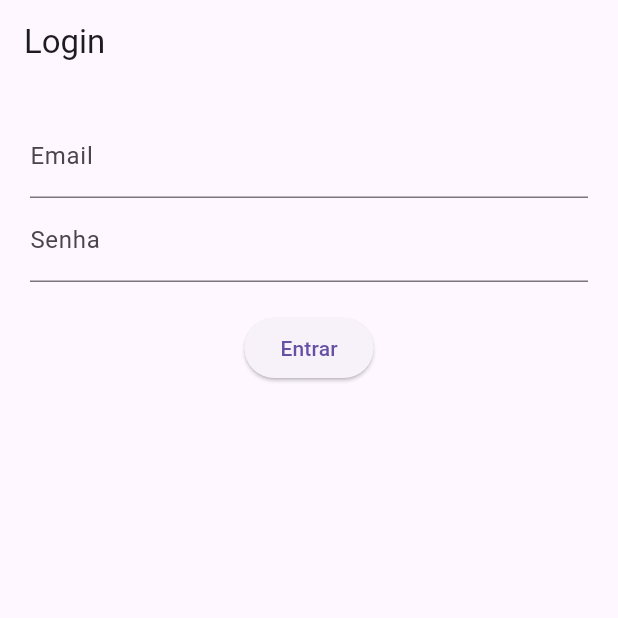
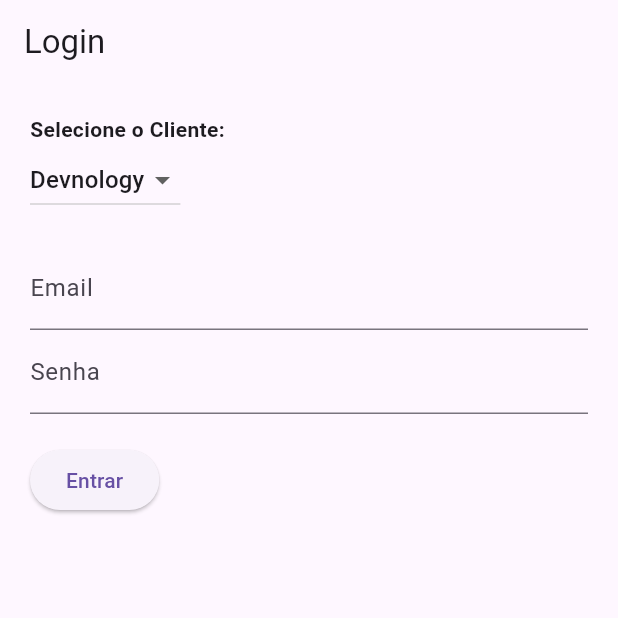
Before and after one commit to EduardGuilherme/Whitelabel, a Flutter app: the screen it shows after launch, on a phone screen of 412 x 824 dp, the top half of it. Run offline on Flutter 3.47's test engine with Material 3 defaults, Android fonts, the phone set to English and light mode, and no system bars; our stand-ins replace dio, flutter_secure_storage.

Commit message:
feat(front): adicionando logica de cliente e estilos

```diff
--- a/app/lib/core/http/http_client.dart
+++ b/app/lib/core/http/http_client.dart
@@ -2,9 +2,9 @@ import 'package:dio/dio.dart';
 import 'package:flutter_secure_storage/flutter_secure_storage.dart';
 
 class HttpClient {
-  static final Dio dio = Dio(
+  static Dio dio = Dio(
     BaseOptions(
-      baseUrl: "http://localhost:3333",
+      baseUrl: "http://devnology.local:3333", // padrão
       connectTimeout: Duration(seconds: 10),
       receiveTimeout: Duration(seconds: 10),
     ),
@@ -14,10 +14,14 @@ class HttpClient {
 
   static Future<void> setupHeaders() async {
     final token = await _storage.read(key: 'token');
-
+    print( token );
     dio.options.headers = {
       'Accept': 'application/json',
       if (token != null) 'Authorization': 'Bearer $token',
     };
   }
+
+  static void changeBaseUrl(String domain) {
+    dio.options.baseUrl = "http://$domain:3333";
+  }
 }
--- a/app/lib/main.dart
+++ b/app/lib/main.dart
@@ -2,6 +2,8 @@ import 'package:flutter/material.dart';
 import 'package:provider/provider.dart';
 import '../../modules/services/auth_service.dart';
 import '../../modules/pages/login_page.dart';
+import '../../modules/pages/products_page.dart';
+import '../../../theme/app_themes.dart';
 
 void main() {
   runApp(
@@ -9,17 +11,45 @@ void main() {
       providers: [
         ChangeNotifierProvider(create: (_) => AuthService()),
       ],
-      child: MyApp(),
+      child: const MyApp(),
     ),
   );
 }
 
 class MyApp extends StatelessWidget {
   const MyApp({super.key});
+
   @override
   Widget build(BuildContext context) {
+    final auth = context.watch<AuthService>();
+
     return MaterialApp(
-      home: LoginPage(),
+      debugShowCheckedModeBanner: false,
+
+      // 🔥 Aqui está o whitelabel funcionando
+      theme: _selectTheme(auth.currentDomain),
+
+      initialRoute: "/",
+      routes: {
+        "/": (context) => const LoginPage(),
+        "/products": (context) => ProductsPage(),
+      },
+    );
+  }
+
+  /// Função para escolher o tema certo baseado no domínio
+  ThemeData _selectTheme(String? domain) {
+    if (domain == "devnology.local") {
+      return AppThemes.devnology; // correto → acesso estático
+    }
+
+    if (domain == "in8.local") {
+      return AppThemes.in8; // correto → acesso estático
+    }
+
+    // Tema default
+    return ThemeData(
+      primarySwatch: Colors.blue,
     );
   }
 }
--- a/app/lib/modules/pages/login_page.dart
+++ b/app/lib/modules/pages/login_page.dart
@@ -1,9 +1,11 @@
+import 'package:app/core/http/http_client.dart';
 import 'package:flutter/material.dart';
 import 'package:provider/provider.dart';
 import '../services/auth_service.dart';
 
 class LoginPage extends StatefulWidget {
-   const LoginPage({super.key});
+  const LoginPage({super.key});
+
   @override
   State<LoginPage> createState() => _LoginPageState();
 }
@@ -12,25 +14,77 @@ class _LoginPageState extends State<LoginPage> {
   final emailCtrl = TextEditingController();
   final passCtrl = TextEditingController();
 
+  String selectedDomain = "devnology.local";
+
   @override
   Widget build(BuildContext context) {
     final auth = context.watch<AuthService>();
 
     return Scaffold(
-      appBar: AppBar(title: Text("Login")),
+      appBar: AppBar(title: const Text("Login")),
       body: Padding(
         padding: const EdgeInsets.all(20),
         child: Column(
+          crossAxisAlignment: CrossAxisAlignment.start,
           children: [
-            TextField(controller: emailCtrl, decoration: InputDecoration(labelText: "Email")),
-            TextField(controller: passCtrl, decoration: InputDecoration(labelText: "Senha"), obscureText: true),
+            const Text("Selecione o Cliente:",
+                style: TextStyle(fontWeight: FontWeight.bold)),
+
+            // 🔥 Dropdown agora no lugar certo
+            DropdownButton<String>(
+              value: selectedDomain,
+              items: const [
+                DropdownMenuItem(
+                  value: "devnology.local",
+                  child: Text("Devnology"),
+                ),
+                DropdownMenuItem(
+                  value: "in8.local",
+                  child: Text("IN8"),
+                ),
+              ],
+              onChanged: (value) {
+                setState(() => selectedDomain = value!);
+              },
+            ),
+
             const SizedBox(height: 20),
+
+            TextField(
+              controller: emailCtrl,
+              decoration: const InputDecoration(labelText: "Email"),
+            ),
+
+            TextField(
+              controller: passCtrl,
+              decoration: const InputDecoration(labelText: "Senha"),
+              obscureText: true,
+            ),
+
+            const SizedBox(height: 20),
+
             ElevatedButton(
-              onPressed: () {
-                auth.login(emailCtrl.text, passCtrl.text);
+              onPressed: () async {
+                // Troca o domínio da API antes de logar 🔥
+                HttpClient.changeBaseUrl(selectedDomain);
+
+                final ok = await context
+                    .read<AuthService>()
+                    .login(emailCtrl.text, passCtrl.text,selectedDomain);
+
+                if (ok) {
+                  Navigator.of(context).pushReplacementNamed("/products");
+                } else {
+                  ScaffoldMessenger.of(context).showSnackBar(
+                    const SnackBar(
+                      content: Text("Login inválido"),
+                      backgroundColor: Colors.red,
+                    ),
+                  );
+                }
               },
-              child: Text("Entrar"),
-            )
+              child: const Text("Entrar"),
+            ),
           ],
         ),
       ),
--- a/app/lib/modules/services/auth_service.dart
+++ b/app/lib/modules/services/auth_service.dart
@@ -5,9 +5,12 @@ import '../../../../core/http/http_client.dart';
 
 class AuthService extends ChangeNotifier {
   final _storage = FlutterSecureStorage();
+  String? currentDomain;
 
-  Future<bool> login(String email, String password) async {
+  Future<bool> login(String email, String password, String domain) async {
     try {
+      currentDomain = domain;
+
       final response = await HttpClient.dio.post("/auth/login", data: {
         "email": email,
         "password": password,
@@ -20,6 +23,7 @@ class AuthService extends ChangeNotifier {
 
       notifyListeners();
       return true;
+
     } catch (e) {
       debugPrint("Login error: $e");
       return false;
--- /dev/null
+++ b/app/lib/theme/app_themes.dart
@@ -0,0 +1,27 @@
+import 'package:flutter/material.dart';
+
+class AppThemes {
+  static final devnology = ThemeData(
+    primaryColor: Colors.green,
+    colorScheme: ColorScheme.fromSwatch(
+      primarySwatch: Colors.green,
+    ),
+    appBarTheme: AppBarTheme(
+      backgroundColor: Colors.green,
+      foregroundColor: Colors.white,
+    ),
+    cardColor: Colors.green.shade50,
+  );
+
+  static final in8 = ThemeData(
+    primaryColor: Colors.purple,
+    colorScheme: ColorScheme.fromSwatch(
+      primarySwatch: Colors.purple,
+    ),
+    appBarTheme: AppBarTheme(
+      backgroundColor: Colors.purple,
+      foregroundColor: Colors.white,
+    ),
+    cardColor: Colors.purple.shade50,
+  );
+}
```
Also changed, not shown: app/lib/modules/models/devnology.dart (added, +31 -0 lines), app/lib/modules/models/in8.dart (added, +22 -0 lines), app/lib/modules/pages/products_page.dart (added, +185 -0 lines), app/lib/modules/services/products_service.dart (added, +21 -0 lines), 1 other file.
